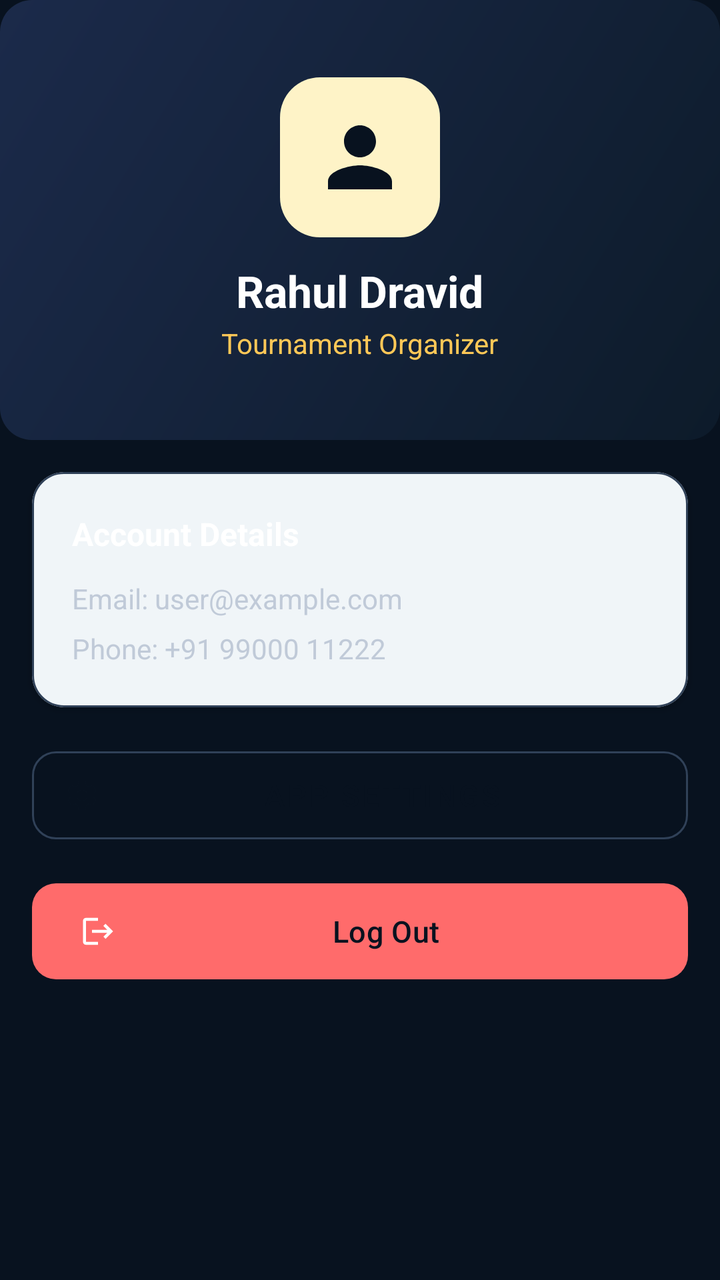
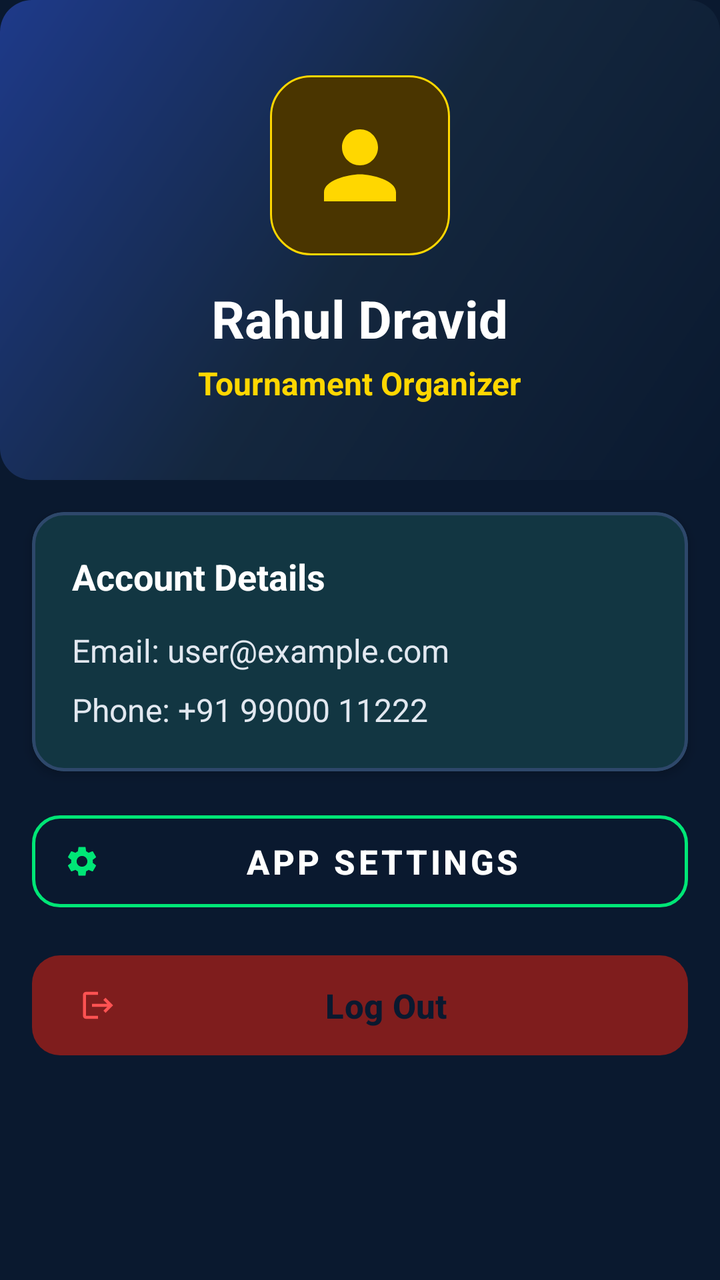

An Android layout rendered at two revisions. The XML below is the earlier revision; the diff shows what the commit changed to produce the second picture.
<!-- AndroidManifest.xml: application theme Theme.TwelveMan -->
<!-- res/layout/fragment_profile.xml -->
<?xml version="1.0" encoding="utf-8"?>
<ScrollView xmlns:android="http://schemas.android.com/apk/res/android"
    xmlns:app="http://schemas.android.com/apk/res-auto"
    android:layout_width="match_parent"
    android:layout_height="match_parent"
    android:background="@color/bg_light"
    android:fillViewport="true">

    <LinearLayout
        android:layout_width="match_parent"
        android:layout_height="wrap_content"
        android:orientation="vertical">

        
        <RelativeLayout
            android:layout_width="match_parent"
            android:layout_height="220dp"
            android:background="@drawable/bg_card_gradient"
            android:padding="20dp">

            <LinearLayout
                android:layout_width="wrap_content"
                android:layout_height="wrap_content"
                android:layout_centerInParent="true"
                android:gravity="center"
                android:orientation="vertical">

                <ImageView
                    android:layout_width="80dp"
                    android:layout_height="80dp"
                    android:background="@drawable/bg_badge_gold"
                    android:padding="16dp"
                    android:src="@drawable/ic_person"
                    app:tint="@color/primary_navy" />

                <TextView
                    android:id="@+id/tvProfileName"
                    android:layout_width="wrap_content"
                    android:layout_height="wrap_content"
                    android:layout_marginTop="12dp"
                    android:text="Rahul Dravid"
                    android:textColor="@color/text_white"
                    android:textSize="22sp"
                    android:textStyle="bold" />

                <TextView
                    android:id="@+id/tvProfileRole"
                    android:layout_width="wrap_content"
                    android:layout_height="wrap_content"
                    android:layout_marginTop="2dp"
                    android:text="Tournament Organizer"
                    android:textColor="@color/accent_gold"
                    android:textSize="14sp" />
            </LinearLayout>
        </RelativeLayout>

        
        <com.google.android.material.card.MaterialCardView
            android:layout_width="match_parent"
            android:layout_height="wrap_content"
            android:layout_margin="16dp"
            app:cardCornerRadius="16dp"
            app:cardElevation="2dp"
            app:strokeColor="@color/card_border"
            app:strokeWidth="1dp">

            <LinearLayout
                android:layout_width="match_parent"
                android:layout_height="wrap_content"
                android:orientation="vertical"
                android:padding="20dp">

                <TextView
                    android:layout_width="wrap_content"
                    android:layout_height="wrap_content"
                    android:text="Account Details"
                    android:textColor="@color/text_primary"
                    android:textSize="16sp"
                    android:textStyle="bold" />

                <TextView
                    android:id="@+id/tvProfileEmail"
                    android:layout_width="wrap_content"
                    android:layout_height="wrap_content"
                    android:layout_marginTop="12dp"
                    android:text="Email: user@example.com"
                    android:textColor="@color/text_secondary"
                    android:textSize="14sp" />

                <TextView
                    android:id="@+id/tvProfilePhone"
                    android:layout_width="wrap_content"
                    android:layout_height="wrap_content"
                    android:layout_marginTop="6dp"
                    android:text="Phone: +91 99000 11222"
                    android:textColor="@color/text_secondary"
                    android:textSize="14sp" />
            </LinearLayout>
        </com.google.android.material.card.MaterialCardView>

        
        <com.google.android.material.button.MaterialButton
            android:id="@+id/btnGoToSettings"
            style="@style/Widget.MaterialComponents.Button.OutlinedButton"
            android:layout_width="match_parent"
            android:layout_height="56dp"
            android:layout_marginHorizontal="16dp"
            android:text="App Settings"
            android:textColor="@color/primary_navy"
            android:textSize="15sp"
            app:cornerRadius="12dp"
            app:icon="@drawable/ic_settings"
            app:iconTint="@color/primary_navy"
            app:strokeColor="@color/card_border" />

        <com.google.android.material.button.MaterialButton
            android:id="@+id/btnLogout"
            android:layout_width="match_parent"
            android:layout_height="56dp"
            android:layout_marginHorizontal="16dp"
            android:layout_marginTop="12dp"
            android:layout_marginBottom="24dp"
            android:text="Log Out"
            android:textSize="15sp"
            app:backgroundTint="@color/status_red_text"
            app:cornerRadius="12dp"
            app:icon="@drawable/ic_logout"
            app:iconTint="@color/text_white" />
    </LinearLayout>
</ScrollView>
<!-- resources referenced by this layout -->
<resources>
  <color name="accent_gold">#FFC857</color>
  <color name="bg_light">#08121F</color>
  <color name="card_border">#304158</color>
  <color name="primary_navy">#08121F</color>
  <color name="status_red_text">#FF6B6B</color>
  <color name="text_secondary">#C0CAD8</color>
  <!-- drawable bg_badge_gold (drawable) -->
  <?xml version="1.0" encoding="utf-8"?>
  <shape xmlns:android="http://schemas.android.com/apk/res/android">
      <solid android:color="#FEF3C7"/>
      <corners android:radius="20dp"/>
  </shape>
  <!-- drawable bg_card_gradient (drawable) -->
  <?xml version="1.0" encoding="utf-8"?>
  <shape xmlns:android="http://schemas.android.com/apk/res/android">
      <gradient
          android:startColor="#0D1B2A"
          android:endColor="#1B2A4A"
          android:angle="135"/>
      <corners android:radius="16dp"/>
  </shape>
  <style name="Theme.TwelveMan" parent="Theme.Material3.DayNight.NoActionBar">
          <item name="colorPrimary">@color/accent_green</item>
          <item name="colorPrimaryVariant">@color/primary_variant</item>
          <item name="colorOnPrimary">@color/primary_navy</item>
          <item name="colorSecondary">@color/accent_green</item>
          <item name="colorOnSecondary">@color/primary_navy</item>
          <item name="android:statusBarColor">@color/primary_navy</item>
          <item name="android:windowBackground">@color/bg_light</item>
      </style>
  <color name="accent_green">#45E6A4</color>
  <color name="primary_variant">#132238</color>
  <!-- unchanged entries left out for length: 5 -->
</resources>

<!-- the commit's change to res/layout/fragment_profile.xml (unified diff, before → after) -->
@@ -14,7 +14,7 @@
         
         <RelativeLayout
             android:layout_width="match_parent"
-            android:layout_height="220dp"
+            android:layout_height="240dp"
             android:background="@drawable/bg_card_gradient"
             android:padding="20dp">
 
@@ -26,31 +26,32 @@
                 android:orientation="vertical">
 
                 <ImageView
-                    android:layout_width="80dp"
-                    android:layout_height="80dp"
+                    android:layout_width="90dp"
+                    android:layout_height="90dp"
                     android:background="@drawable/bg_badge_gold"
-                    android:padding="16dp"
+                    android:padding="18dp"
                     android:src="@drawable/ic_person"
-                    app:tint="@color/primary_navy" />
+                    app:tint="@color/accent_gold" />
 
                 <TextView
                     android:id="@+id/tvProfileName"
                     android:layout_width="wrap_content"
                     android:layout_height="wrap_content"
-                    android:layout_marginTop="12dp"
+                    android:layout_marginTop="14dp"
                     android:text="Rahul Dravid"
                     android:textColor="@color/text_white"
-                    android:textSize="22sp"
+                    android:textSize="26sp"
                     android:textStyle="bold" />
 
                 <TextView
                     android:id="@+id/tvProfileRole"
                     android:layout_width="wrap_content"
                     android:layout_height="wrap_content"
-                    android:layout_marginTop="2dp"
+                    android:layout_marginTop="4dp"
                     android:text="Tournament Organizer"
                     android:textColor="@color/accent_gold"
-                    android:textSize="14sp" />
+                    android:textSize="16sp"
+                    android:textStyle="bold" />
             </LinearLayout>
         </RelativeLayout>
 
@@ -60,9 +61,9 @@
             android:layout_height="wrap_content"
             android:layout_margin="16dp"
             app:cardCornerRadius="16dp"
-            app:cardElevation="2dp"
+            app:cardElevation="3dp"
             app:strokeColor="@color/card_border"
-            app:strokeWidth="1dp">
+            app:strokeWidth="1.5dp">
 
             <LinearLayout
                 android:layout_width="match_parent"
@@ -75,26 +76,26 @@
                     android:layout_height="wrap_content"
                     android:text="Account Details"
                     android:textColor="@color/text_primary"
-                    android:textSize="16sp"
+                    android:textSize="18sp"
                     android:textStyle="bold" />
 
                 <TextView
                     android:id="@+id/tvProfileEmail"
                     android:layout_width="wrap_content"
                     android:layout_height="wrap_content"
-                    android:layout_marginTop="12dp"
+                    android:layout_marginTop="14dp"
                     android:text="Email: user@example.com"
                     android:textColor="@color/text_secondary"
-                    android:textSize="14sp" />
+                    android:textSize="16sp" />
 
                 <TextView
                     android:id="@+id/tvProfilePhone"
                     android:layout_width="wrap_content"
                     android:layout_height="wrap_content"
-                    android:layout_marginTop="6dp"
+                    android:layout_marginTop="8dp"
                     android:text="Phone: +91 99000 11222"
                     android:textColor="@color/text_secondary"
-                    android:textSize="14sp" />
+                    android:textSize="16sp" />
             </LinearLayout>
         </com.google.android.material.card.MaterialCardView>
 
@@ -103,28 +104,31 @@
             android:id="@+id/btnGoToSettings"
             style="@style/Widget.MaterialComponents.Button.OutlinedButton"
             android:layout_width="match_parent"
-            android:layout_height="56dp"
+            android:layout_height="58dp"
             android:layout_marginHorizontal="16dp"
             android:text="App Settings"
-            android:textColor="@color/primary_navy"
-            android:textSize="15sp"
-            app:cornerRadius="12dp"
+            android:textColor="@color/text_white"
+            android:textSize="17sp"
+            android:textStyle="bold"
+            app:cornerRadius="14dp"
             app:icon="@drawable/ic_settings"
-            app:iconTint="@color/primary_navy"
-            app:strokeColor="@color/card_border" />
+            app:iconTint="@color/accent_green"
+            app:strokeColor="@color/accent_green"
+            app:strokeWidth="1.5dp" />
 
         <com.google.android.material.button.MaterialButton
             android:id="@+id/btnLogout"
             android:layout_width="match_parent"
-            android:layout_height="56dp"
+            android:layout_height="58dp"
             android:layout_marginHorizontal="16dp"
-            android:layout_marginTop="12dp"
+            android:layout_marginTop="14dp"
             android:layout_marginBottom="24dp"
             android:text="Log Out"
-            android:textSize="15sp"
-            app:backgroundTint="@color/status_red_text"
-            app:cornerRadius="12dp"
+            android:textSize="17sp"
+            android:textStyle="bold"
+            app:backgroundTint="@color/status_red_bg"
+            app:cornerRadius="14dp"
             app:icon="@drawable/ic_logout"
-            app:iconTint="@color/text_white" />
+            app:iconTint="@color/status_red_text" />
     </LinearLayout>
 </ScrollView>
<!-- resource entries referenced after the edit -->
@@ -1,37 +1,88 @@
 <!-- resources referenced by this layout -->
 <resources>
-  <color name="accent_gold">#FFC857</color>
-  <color name="bg_light">#08121F</color>
-  <color name="card_border">#304158</color>
-  <color name="primary_navy">#08121F</color>
-  <color name="status_red_text">#FF6B6B</color>
-  <color name="text_secondary">#C0CAD8</color>
+  <color name="accent_gold">#FFD700</color>
+  <color name="bg_light">#0A192F</color>
+  <color name="card_border">#2E486B</color>
+  <color name="status_red_bg">#7F1D1D</color>
+  <color name="primary_navy">#0A192F</color>
+  <color name="accent_blue">#2979FF</color>
+  <color name="surface_white">#14273E</color>
+  <color name="text_hint">#A0AEC0</color>
+  <style name="TextAppearance.TwelveMan.HeadlineLarge" parent="TextAppearance.Material3.HeadlineLarge">
+          <item name="android:textSize">@dimen/text_size_hero</item>
+          <item name="android:textStyle">bold</item>
+          <item name="android:textColor">@color/text_primary</item>
+      </style>
+  <style name="TextAppearance.TwelveMan.HeadlineMedium" parent="TextAppearance.Material3.HeadlineMedium">
+          <item name="android:textSize">@dimen/text_size_display</item>
+          <item name="android:textStyle">bold</item>
+          <item name="android:textColor">@color/text_primary</item>
+      </style>
+  <style name="TextAppearance.TwelveMan.TitleLarge" parent="TextAppearance.Material3.TitleLarge">
+          <item name="android:textSize">@dimen/text_size_headline</item>
+          <item name="android:textStyle">bold</item>
+          <item name="android:textColor">@color/text_primary</item>
+      </style>
+  <style name="TextAppearance.TwelveMan.BodyLarge" parent="TextAppearance.Material3.BodyLarge">
+          <item name="android:textSize">@dimen/text_size_body</item>
+          <item name="android:textColor">@color/text_primary</item>
+      </style>
+  <style name="TextAppearance.TwelveMan.BodyMedium" parent="TextAppearance.Material3.BodyMedium">
+          <item name="android:textSize">@dimen/text_size_body_secondary</item>
+          <item name="android:textColor">@color/text_secondary</item>
+      </style>
+  <dimen name="text_size_hero">34sp</dimen>
+  <dimen name="text_size_display">28sp</dimen>
+  <dimen name="text_size_headline">24sp</dimen>
+  <dimen name="text_size_body">16sp</dimen>
+  <dimen name="text_size_body_secondary">15sp</dimen>
+  <color name="status_red_text">#FF5252</color>
+  <color name="text_secondary">#E2E8F0</color>
   <!-- drawable bg_badge_gold (drawable) -->
   <?xml version="1.0" encoding="utf-8"?>
   <shape xmlns:android="http://schemas.android.com/apk/res/android">
-      <solid android:color="#FEF3C7"/>
+      <solid android:color="#4A3500"/>
       <corners android:radius="20dp"/>
+      <stroke android:width="1dp" android:color="#FFD700"/>
   </shape>
   <!-- drawable bg_card_gradient (drawable) -->
   <?xml version="1.0" encoding="utf-8"?>
   <shape xmlns:android="http://schemas.android.com/apk/res/android">
       <gradient
-          android:startColor="#0D1B2A"
-          android:endColor="#1B2A4A"
+          android:startColor="#0A192F"
+          android:centerColor="#14273E"
+          android:endColor="#1E3A8A"
           android:angle="135"/>
       <corners android:radius="16dp"/>
   </shape>
   <style name="Theme.TwelveMan" parent="Theme.Material3.DayNight.NoActionBar">
+          
           <item name="colorPrimary">@color/accent_green</item>
           <item name="colorPrimaryVariant">@color/primary_variant</item>
           <item name="colorOnPrimary">@color/primary_navy</item>
-          <item name="colorSecondary">@color/accent_green</item>
+          <item name="colorSecondary">@color/accent_gold</item>
           <item name="colorOnSecondary">@color/primary_navy</item>
+          <item name="colorTertiary">@color/accent_blue</item>
+          <item name="colorOnTertiary">@color/text_white</item>
+          <item name="colorSurface">@color/surface_white</item>
+          <item name="colorOnSurface">@color/text_primary</item>
           <item name="android:statusBarColor">@color/primary_navy</item>
+          <item name="android:navigationBarColor">@color/primary_navy</item>
           <item name="android:windowBackground">@color/bg_light</item>
+  
+          
+          <item name="android:textColorPrimary">@color/text_primary</item>
+          <item name="android:textColorSecondary">@color/text_secondary</item>
+          <item name="android:textColorHint">@color/text_hint</item>
+  
+          <item name="textAppearanceHeadlineLarge">@style/TextAppearance.TwelveMan.HeadlineLarge</item>
+          <item name="textAppearanceHeadlineMedium">@style/TextAppearance.TwelveMan.HeadlineMedium</item>
+          <item name="textAppearanceTitleLarge">@style/TextAppearance.TwelveMan.TitleLarge</item>
+          <item name="textAppearanceBodyLarge">@style/TextAppearance.TwelveMan.BodyLarge</item>
+          <item name="textAppearanceBodyMedium">@style/TextAppearance.TwelveMan.BodyMedium</item>
       </style>
-  <color name="accent_green">#45E6A4</color>
-  <color name="primary_variant">#132238</color>
+  <color name="accent_green">#00E676</color>
+  <color name="primary_variant">#14273E</color>
   <!-- unchanged entries left out for length: 5 -->
 </resources>
 
